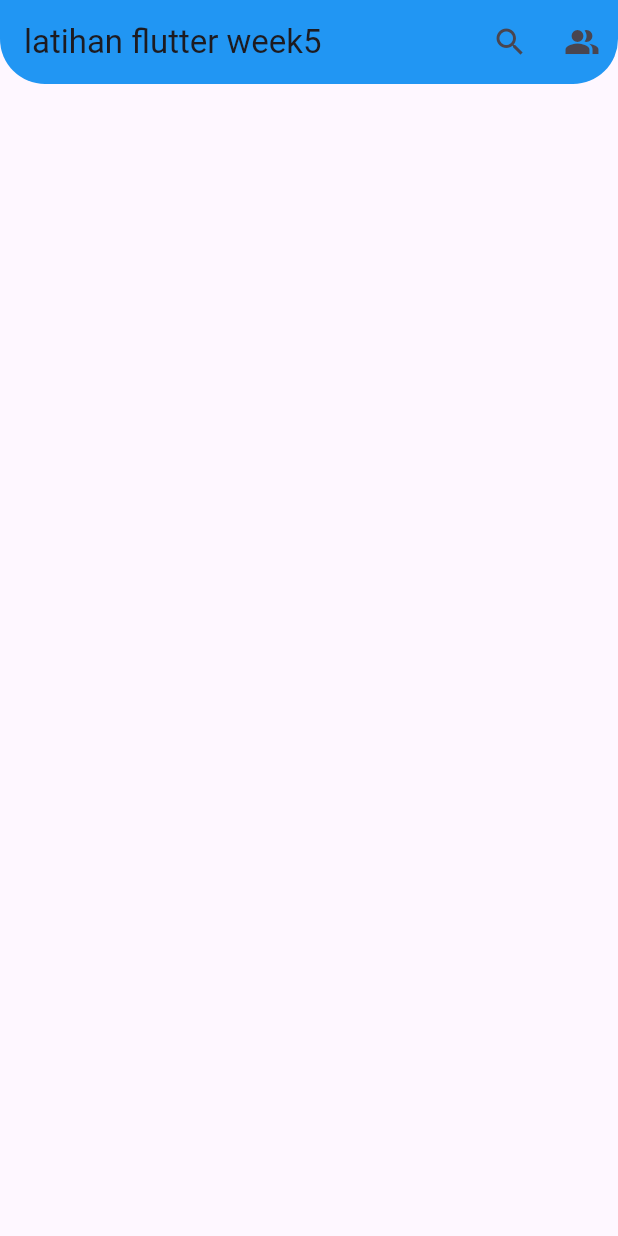
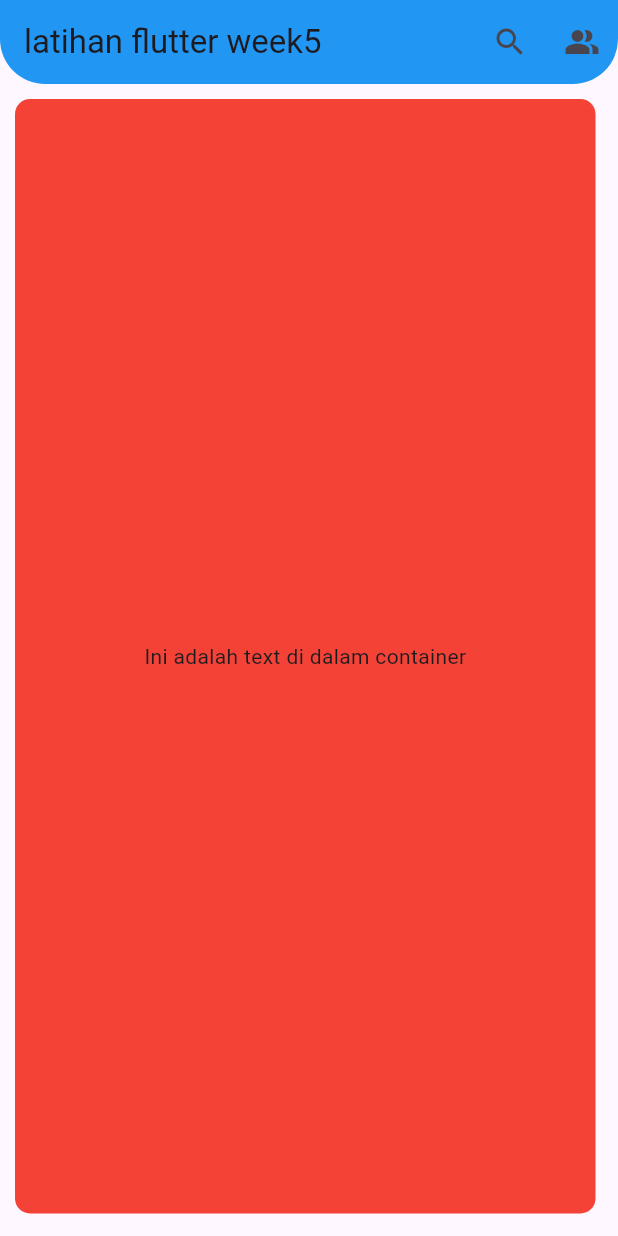
Before and after one commit to muhamadayeshaaulia/week5_Container, a Flutter app: the screen it shows after launch, on a phone screen of 412 x 824 dp. Run offline on Flutter 3.47's test engine with Material 3 defaults, Android fonts, the phone set to English and light mode, and no system bars.

Commit message:
menambahkan text dan container pada body serta menambahkan warna

```diff
--- a/lib/main.dart
+++ b/lib/main.dart
@@ -44,6 +44,15 @@ class Myhome extends StatelessWidget {
           ),
         ],
       ),
+      body: Container(
+        alignment: Alignment.center,
+        margin: EdgeInsets.fromLTRB(10, 10, 15, 15),
+        decoration: BoxDecoration(
+          color: Colors.red,
+          borderRadius: BorderRadius.circular(10.0),
+        ),
+        child: Text('Ini adalah text di dalam container'),
+      ),
     );
   }
 }
```
